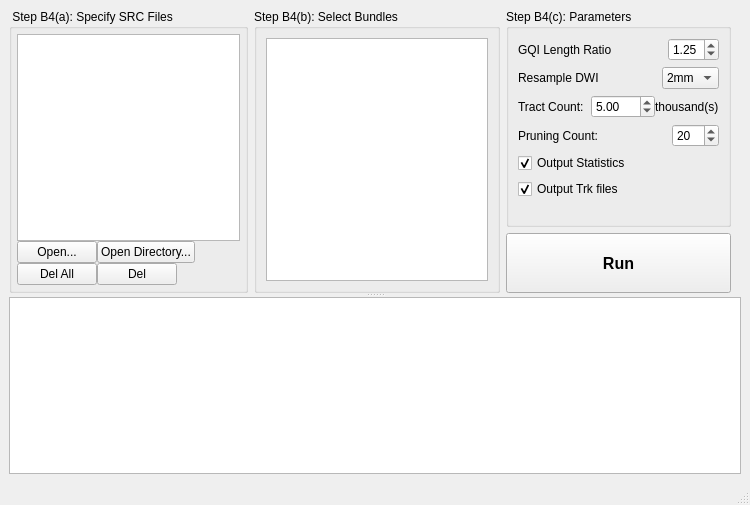
Before: the Qt Designer form auto_track.ui in frankyeh/DSI-Studio, drawn with Qt 5.
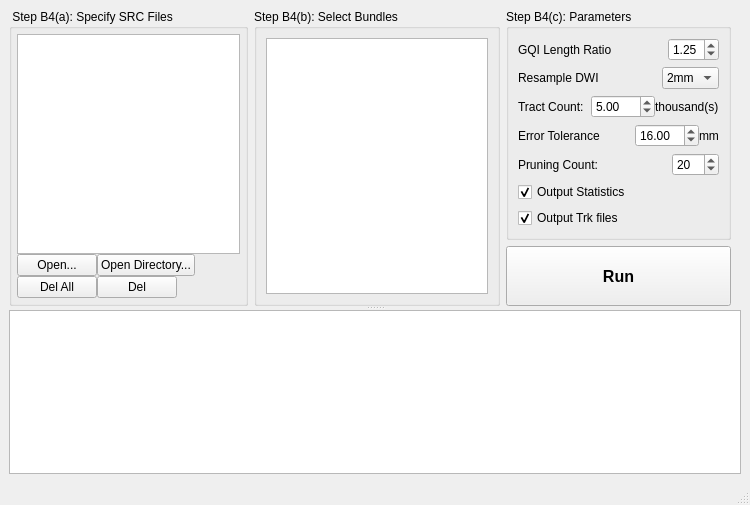
After: the same form once the commit is applied. Icons and pictures are not drawn.

The edit to the form file:
```diff
--- a/auto_track.ui
+++ b/auto_track.ui
@@ -367,6 +367,56 @@
                </item>
               </layout>
              </item>
+             <item>
+              <layout class="QHBoxLayout" name="horizontalLayout_7">
+               <property name="spacing">
+                <number>0</number>
+               </property>
+               <property name="topMargin">
+                <number>0</number>
+               </property>
+               <item>
+                <widget class="QLabel" name="label_6">
+                 <property name="text">
+                  <string>Error Tolerance</string>
+                 </property>
+                </widget>
+               </item>
+               <item>
+                <spacer name="horizontalSpacer_7">
+                 <property name="orientation">
+                  <enum>Qt::Horizontal</enum>
+                 </property>
+                 <property name="sizeHint" stdset="0">
+                  <size>
+                   <width>40</width>
+                   <height>20</height>
+                  </size>
+                 </property>
+                </spacer>
+               </item>
+               <item>
+                <widget class="QDoubleSpinBox" name="tolerance">
+                 <property name="minimum">
+                  <double>1.000000000000000</double>
+                 </property>
+                 <property name="maximum">
+                  <double>100.000000000000000</double>
+                 </property>
+                 <property name="value">
+                  <double>16.000000000000000</double>
+                 </property>
+                </widget>
+               </item>
+               <item>
+                <widget class="QLabel" name="label_7">
+                 <property name="text">
+                  <string>mm</string>
+                 </property>
+                </widget>
+               </item>
+              </layout>
+             </item>
              <item>
               <layout class="QHBoxLayout" name="horizontalLayout_10">
                <property name="spacing">
```
